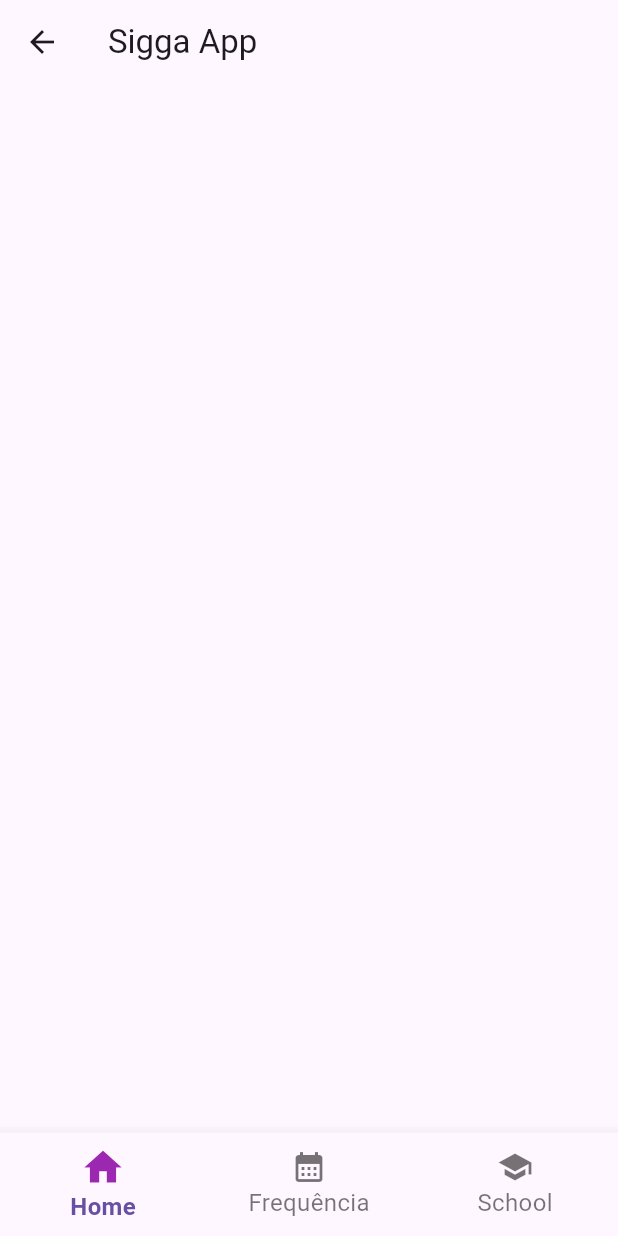
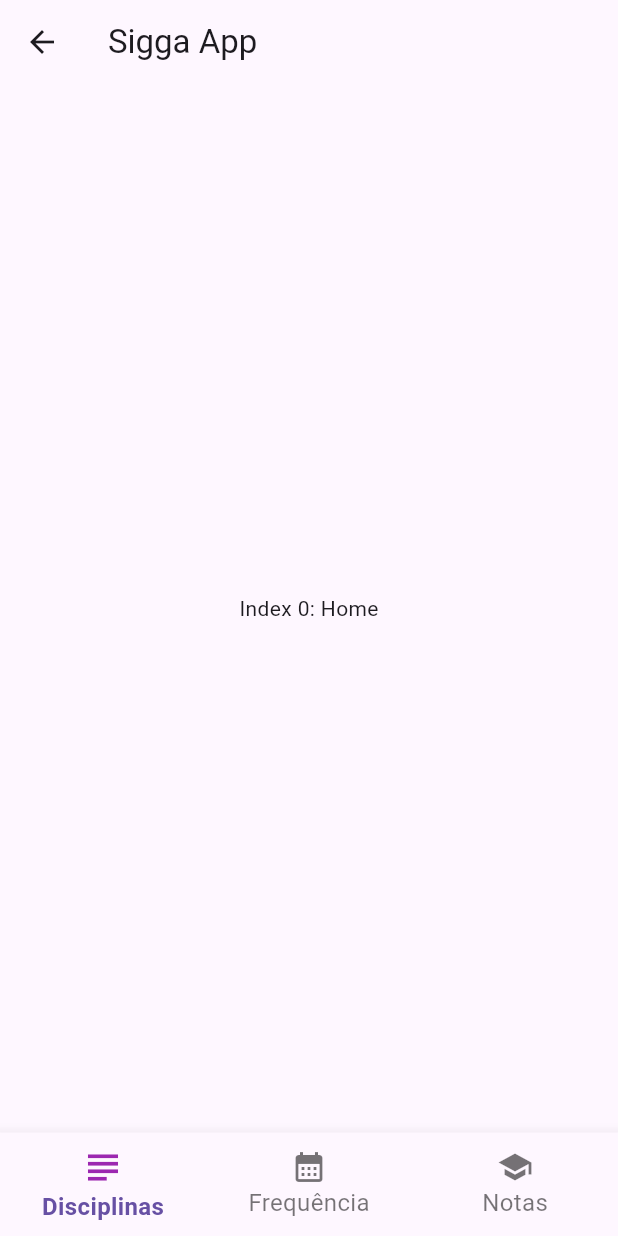
Before and after one commit to AndersonVD/sigaapp, a Flutter app: the screen it shows after launch, after a tap on "Enviar", on a phone screen of 412 x 824 dp. Run offline on Flutter 3.47's test engine with Material 3 defaults, Android fonts, the phone set to English and light mode, and no system bars.

Commit message:
fazendo melhorias na barra inferior

```diff
--- a/lib/screens/home.dart
+++ b/lib/screens/home.dart
@@ -12,15 +12,8 @@ class _Home extends State<Home> {
 
   @override
   Widget build(BuildContext context) {
-    return Scaffold(
-      bottomNavigationBar: const  BottomNavigation(),
-      appBar: AppBar(
-        title: const Text("Sigga App"),
-      ),
-      body: const Column(
-        children: [
-        ],
-      ),
+    return const Center(
+      child: BottomBar()
     );
   }
 }
--- a/lib/screens/login.dart
+++ b/lib/screens/login.dart
@@ -20,13 +20,20 @@ class _Login extends State<Login> {
             child: Column(
               mainAxisAlignment: MainAxisAlignment.center, // Center the Column vertically
               children: [
+                Text(
+                  "Login",
+                  style: TextStyle(
+                    fontWeight: FontWeight.w700,
+                    fontSize: 32.0
+                  )
+                ),
+                SizedBox(height: 5.0),
                 Input(label: "Usuário"),
                 SizedBox(height: 10.0),
                 Input(label: "Senha"),
                 SizedBox(height: 10.0),
                 Button(
                   label: "Enviar",
-                  color: Colors.purple,
                   path: '/home',
                 )
               ],
--- a/lib/widgets/bottom_bar.dart
+++ b/lib/widgets/bottom_bar.dart
@@ -1,16 +1,28 @@
 import 'package:flutter/material.dart';
 
-class BottomNavigation extends StatefulWidget {
-  const BottomNavigation({super.key});
+class BottomBar extends StatefulWidget {
+  const BottomBar({super.key});
 
   @override
-  State<BottomNavigation> createState() =>
-      _BottomNavigationState();
+  State<BottomBar> createState() =>
+      _BottomBarState();
 }
 
-class _BottomNavigationState
-    extends State<BottomNavigation> {
+class _BottomBarState
+    extends State<BottomBar> {
   int _selectedIndex = 0;
+
+  static const List<Widget> _widgetOptions = <Widget>[
+    Text(
+      'Index 0: Home',
+    ),
+    Text(
+      'Index 1: Business',
+    ),
+    Text(
+      'Index 2: School',
+    ),
+  ];
 
   void _onItemTapped(int index) {
     setState(() {
@@ -20,11 +32,18 @@ class _BottomNavigationState
 
   @override
   Widget build(BuildContext context) {
-    return BottomNavigationBar(
+    return Scaffold(
+      appBar: AppBar(
+        title: const Text('Sigga App'),
+      ),
+      body: Center(
+        child: _widgetOptions.elementAt(_selectedIndex),
+      ),
+      bottomNavigationBar: BottomNavigationBar(
         items: const <BottomNavigationBarItem>[
           BottomNavigationBarItem(
-            icon: Icon(Icons.home),
-            label: 'Home',
+            icon: Icon(Icons.subject),
+            label: 'Disciplinas',
           ),
           BottomNavigationBarItem(
             icon: Icon(Icons.calendar_month),
@@ -32,7 +51,7 @@ class _BottomNavigationState
           ),
           BottomNavigationBarItem(
             icon: Icon(Icons.school),
-            label: 'School',
+            label: 'Notas',
           ),
         ],
 
@@ -44,6 +63,7 @@ class _BottomNavigationState
           color: Colors.purple
         ),
         onTap: _onItemTapped,
-      );
+      ),
+    );
   }
 }
--- a/lib/widgets/button.dart
+++ b/lib/widgets/button.dart
@@ -23,7 +23,7 @@ class Button extends StatelessWidget {
           Navigator.pushNamed(context, path.toString());
         },
         style: ButtonStyle(
-          backgroundColor: WidgetStateProperty.all<Color>(color ?? Colors.black),
+          backgroundColor: WidgetStateProperty.all<Color>(color ?? Colors.green),
           minimumSize: WidgetStateProperty.all(Size(width ?? double.infinity, height ?? 48.0)),
           shape: WidgetStateProperty.all(
             RoundedRectangleBorder(
```
